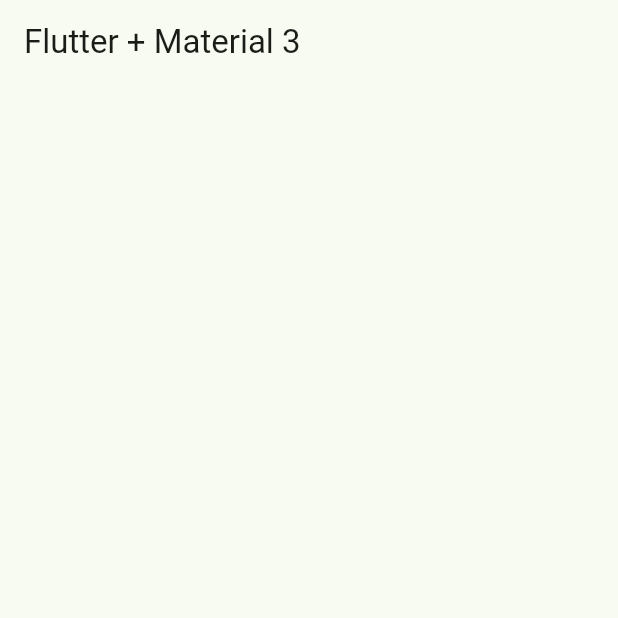
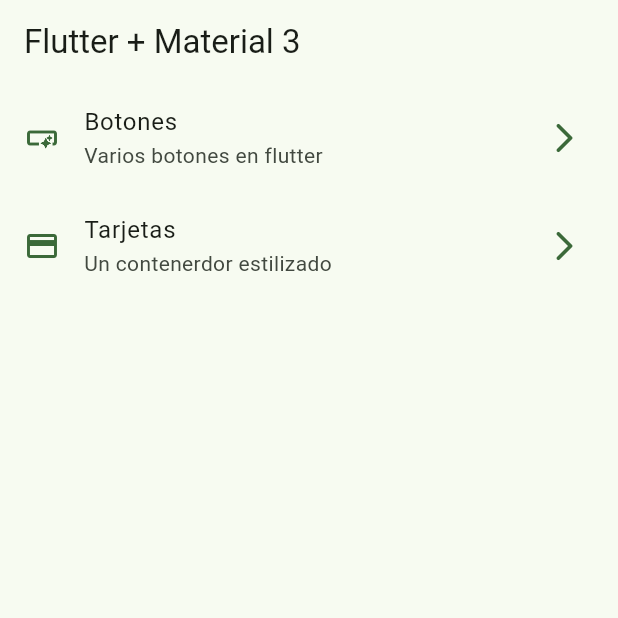
Before and after one commit to jose7balbuena/curso-flutter-begginer-widgets_app, a Flutter app: the screen it shows after launch, on a phone screen of 412 x 824 dp, the top half of it. Run offline on Flutter 3.47's test engine with Material 3 defaults, Android fonts, the phone set to English and light mode, and no system bars.

Commit message:
Navegacion en pantallas

```diff
--- a/lib/config/theme/menu/menu_items.dart
+++ b/lib/config/theme/menu/menu_items.dart
@@ -17,6 +17,6 @@ class MenuItems {
 
 const appMenuItems = <MenuItems>[
   MenuItems(title: 'Botones', subtitle: 'Varios botones en flutter', url: '/buttons', icon: Icons.smart_button_outlined),
-  MenuItems(title: 'Tarjetas', subtitle: 'Un contenerdor estilizado', url: '/card', icon: Icons.credit_card)
+  MenuItems(title: 'Tarjetas', subtitle: 'Un contenerdor estilizado', url: '/cards', icon: Icons.credit_card)
 
   ];
--- a/lib/main.dart
+++ b/lib/main.dart
@@ -1,5 +1,7 @@
 import 'package:flutter/material.dart';
 import 'package:widgets_app/config/theme/app_theme.dart';
+import 'package:widgets_app/presentation/screens/buttons/buttons_Screens.dart';
+import 'package:widgets_app/presentation/screens/cards/cards_screen.dart';
 import 'package:widgets_app/presentation/screens/home/home_screen.dart';
 
 void main() {
@@ -15,6 +17,10 @@ class MainApp extends StatelessWidget {
       debugShowCheckedModeBanner: false,
       theme: AppTheme(selectedColor: 2).getTheme(),
       home: const HomeScreen(),
+      routes: {
+        '/buttons': (context) => const ButtonsScreens(),
+        '/cards': (context) => const CardsScreens(),
+      },
     );
   }
 }
--- a/lib/presentation/screens/home/home_screen.dart
+++ b/lib/presentation/screens/home/home_screen.dart
@@ -1,4 +1,6 @@
 import 'package:flutter/material.dart';
+import 'package:widgets_app/config/theme/menu/menu_items.dart';
+import 'package:widgets_app/presentation/screens/buttons/buttons_Screens.dart';
 
 class HomeScreen extends StatelessWidget {
   const HomeScreen({super.key});
@@ -9,6 +11,61 @@ class HomeScreen extends StatelessWidget {
       appBar: AppBar(
         title: const Text('Flutter + Material 3'),
       ),
+      body: _HomeView(),
     );
   }
 }
+
+class _HomeView extends StatelessWidget {
+  const _HomeView({
+    super.key,
+  });
+
+  @override
+  Widget build(BuildContext context) {
+    ;
+    return ListView.builder(
+      itemCount: appMenuItems.length,
+      itemBuilder: (context, index) {
+        final menuItem = appMenuItems[index];
+        return _CustumListTile(menuItem: menuItem);
+      },
+    );
+  }
+}
+
+class _CustumListTile extends StatelessWidget {
+  const _CustumListTile({
+    super.key,
+    required this.menuItem,
+  });
+
+  final MenuItems menuItem;
+
+  @override
+  Widget build(BuildContext context) {
+    final colors = Theme.of(context).colorScheme;
+
+    return ListTile(
+      leading: Icon(
+        menuItem.icon,
+        color: colors.primary,
+      ),
+      trailing: Icon(
+        Icons.arrow_forward_ios_rounded,
+        color: colors.primary,
+      ),
+      title: Text(menuItem.title),
+      subtitle: Text(menuItem.subtitle),
+      onTap: () {
+        // Navigator.of(context).push(
+        //   MaterialPageRoute(
+        //   builder: (context) => const ButtonsScreens(),
+        //   ),
+        // );
+
+        Navigator.pushNamed(context, menuItem.url);
+      },
+    );
+  }
+}
```
Also changed, not shown: lib/presentation/screens/buttons/buttons_Screens.dart (added, +15 -0 lines), lib/presentation/screens/cards/cards_screen.dart (added, +15 -0 lines).
